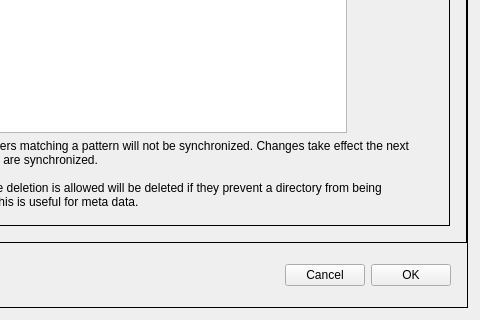
CSG-Development/owncloud-client, file src/gui/ignorelisteditor.ui: the form before one commit; both pictures show x 109 to 589 and y 292 to 612 of the 589 by 612 pixel window.
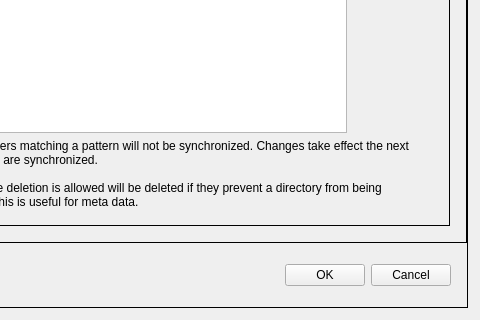
The form after the commit.

Patch:
```diff
--- a/src/gui/ignorelisteditor.ui
+++ b/src/gui/ignorelisteditor.ui
@@ -335,16 +335,6 @@
            </property>
           </spacer>
          </item>
-         <item>
-          <widget class="QPushButton" name="btnCancel">
-           <property name="cursor">
-            <cursorShape>PointingHandCursor</cursorShape>
-           </property>
-           <property name="text">
-            <string>Cancel</string>
-           </property>
-          </widget>
-         </item>
          <item>
           <widget class="QPushButton" name="btnOk">
            <property name="cursor">
@@ -355,6 +345,16 @@
            </property>
           </widget>
          </item>
+         <item>
+          <widget class="QPushButton" name="btnCancel">
+           <property name="cursor">
+            <cursorShape>PointingHandCursor</cursorShape>
+           </property>
+           <property name="text">
+            <string>Cancel</string>
+           </property>
+          </widget>
+         </item>
         </layout>
        </widget>
       </item>
```
Left out of the diff: 8 changed lines with no effect on the pictures.
